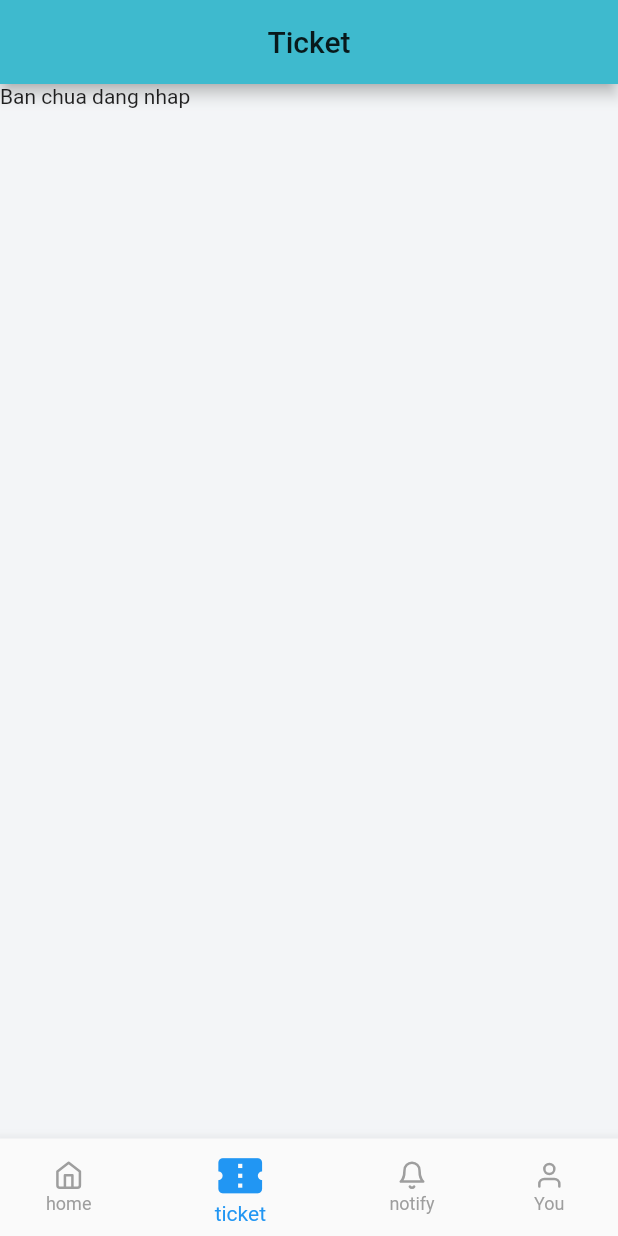
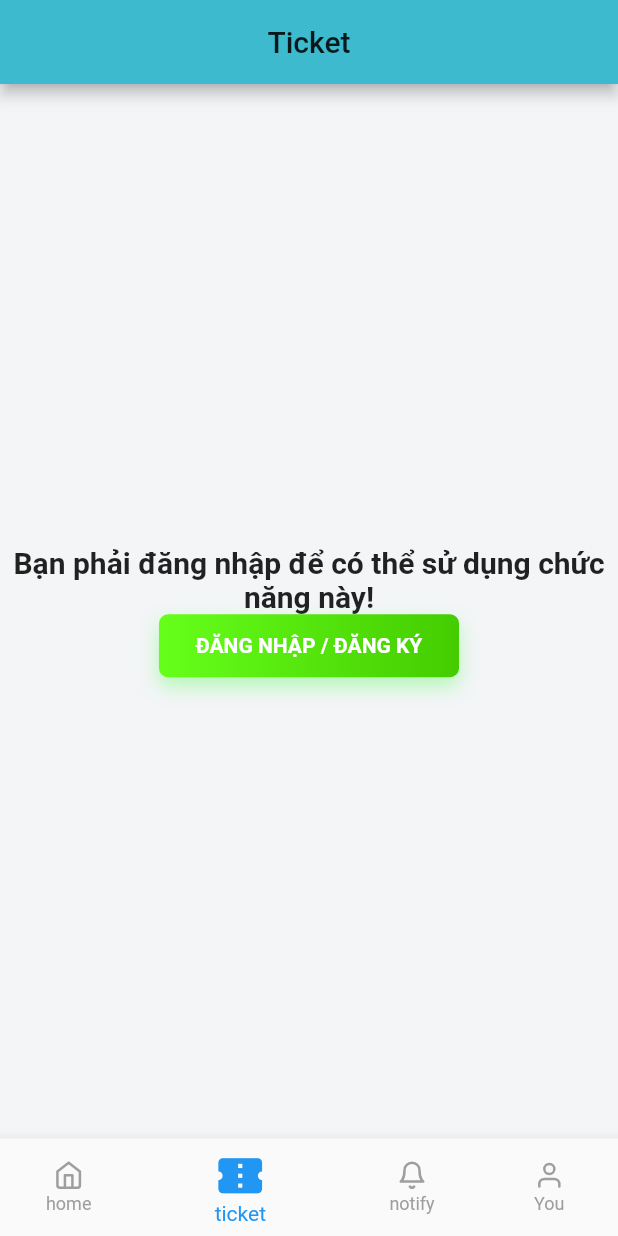
Before and after one commit to thuongphuc97/client-nongtraixanh-v2, a Flutter app: the screen it shows after launch, item 2 of the bottom bar chosen, on a phone screen of 412 x 824 dp. Run offline on Flutter 3.47's test engine with Material 2 defaults, Android fonts, the phone set to English and light mode, and no system bars; our stand-ins replace carousel_pro, equatable, flutter_bloc, flutter_icons, flutter_secure_storage, flutter_spinkit and 4 more; missing offline and left inert: fw_ticket; accounts and stored records are empty; network calls fail.

Commit message:
nothing  change

```diff
--- a/lib/UI/pages/ticket_page.dart
+++ b/lib/UI/pages/ticket_page.dart
@@ -2,10 +2,12 @@ import 'package:flutter/cupertino.dart';
 import 'package:flutter/material.dart';
 import 'package:flutter_bloc/flutter_bloc.dart';
 import 'package:flutter_secure_storage/flutter_secure_storage.dart';
+import 'package:flutter_travel_ui/UI/screens/login_screen.dart';
 import 'package:flutter_travel_ui/blocs/auth/auth_bloc.dart';
 import 'package:flutter_travel_ui/blocs/booking_bloc.dart';
 import 'package:flutter_travel_ui/models/booking_model.dart';
 import 'package:flutter_travel_ui/networking/response.dart';
+import 'package:flutter_travel_ui/widgets/button.dart';
 import 'package:flutter_travel_ui/widgets/response_widget.dart';
 import 'package:flutter_travel_ui/widgets/ticket_widget.dart';
 
@@ -76,6 +78,37 @@ class _TicketPageState extends State<TicketPage> {
       ),
     );
   }
+
+  _unSignInScreen() {
+    return Scaffold(
+        appBar: AppBar(
+          title: Text('Ticket'),
+          centerTitle: true,
+        ),
+        body: Column(
+          mainAxisAlignment: MainAxisAlignment.center,
+          crossAxisAlignment: CrossAxisAlignment.center,
+          textBaseline: TextBaseline.ideographic,
+          children: <Widget>[
+            Center(
+              child: Text(
+                'Bạn phải đăng nhập để có thể sử dụng chức năng này!',
+                style: TextStyle(fontSize: 20, fontWeight: FontWeight.bold),textAlign: TextAlign.center
+                ,
+              ),
+            ),
+            GreenGradientButton(
+              text: 'Đăng nhập / Đăng ký'.toUpperCase(),
+              onTap: () {
+                Navigator.push(
+                  context,
+                  MaterialPageRoute(builder: (context) => LoginScreen()),
+                );
+              },
+            ),
+          ],
+        ));
+  }
 }
 
 _loadingScreen() {
@@ -84,14 +117,3 @@ _loadingScreen() {
     radius: 50,
   ));
 }
-
-_unSignInScreen() {
-  return Scaffold(
-      appBar: AppBar(
-        title: Text('Ticket'),
-        centerTitle: true,
-      ),
-      body: Container(
-        child: Text('Ban chua dang nhap'),
-      ));
-}
--- a/lib/widgets/paywithmomo.dart
+++ b/lib/widgets/paywithmomo.dart
@@ -1,5 +1,5 @@
 import 'package:flutter/material.dart';
-import 'package:flutter_svg_provider/flutter_svg_provider.dart';
+
 
 class PayWithMomo extends StatelessWidget {
   @override
```
Also changed, not shown: 1 other file.
